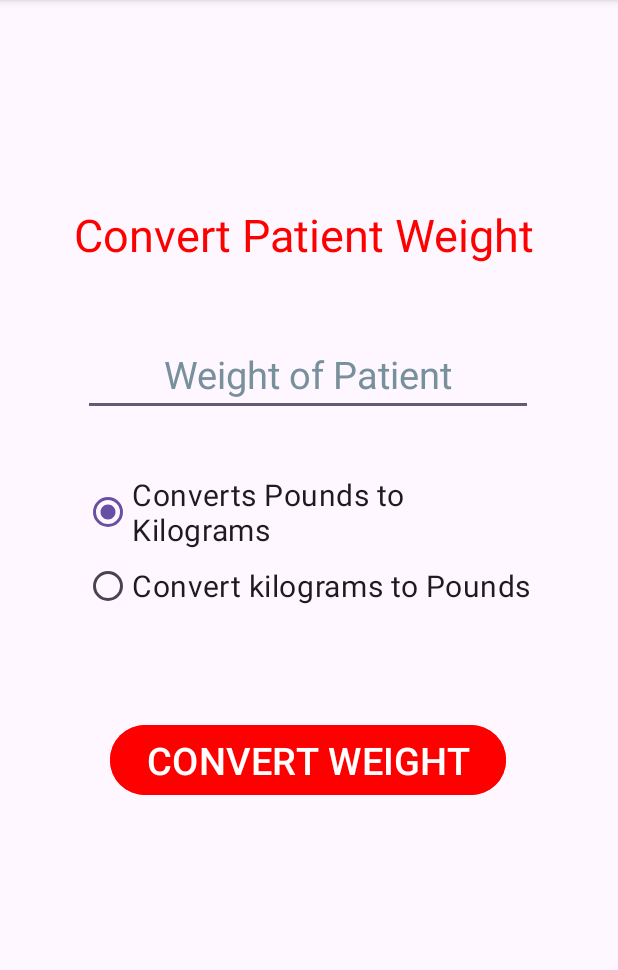
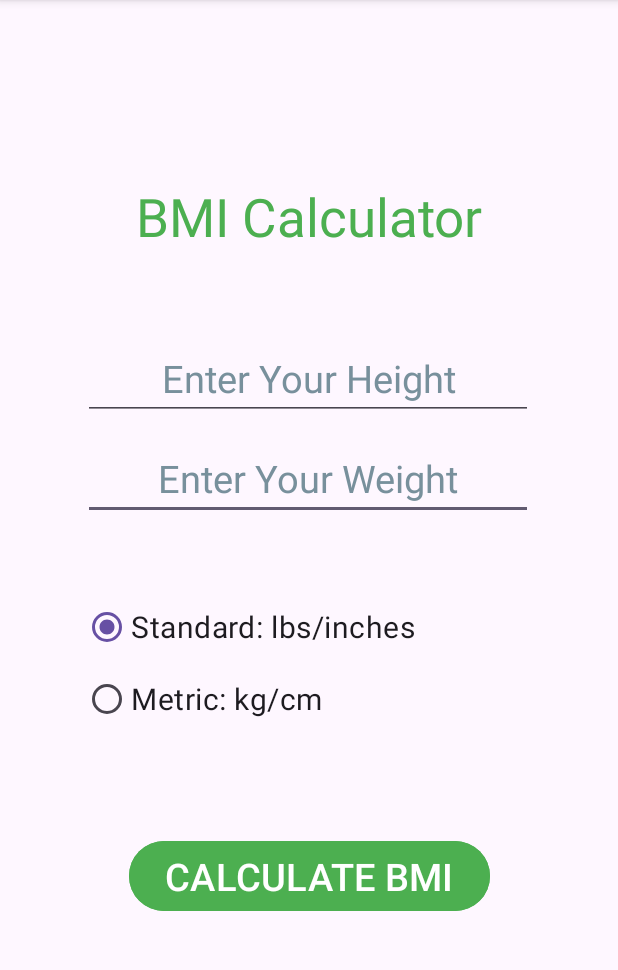
Before and after one commit to Bsmith179/chp_4_assignment, an Android app: the screen it shows after launch (MainActivity), on a phone screen of 412 x 824 dp, the part 96-1066 px from its top. Run offline under Robolectric (Android 15) with nearby library versions, the phone set to English and light mode, and no system bars.

Commit message:
Strings file updated to include required tables and hints, as well as expected error messages.

```diff
--- a/app/src/main/java/com/example/lab4_bsmith179_1/MainActivity.java
+++ b/app/src/main/java/com/example/lab4_bsmith179_1/MainActivity.java
@@ -36,8 +36,8 @@ public class MainActivity extends AppCompatActivity {
 
         // instantiate needed objects from class
         final EditText weight = (EditText) findViewById(R.id.tvWeight);
-        final RadioButton lbToKilo = (RadioButton) findViewById(R.id.rbLbToKilo);
-        final RadioButton kiloToLb = (RadioButton) findViewById(R.id.rbKiloToLb);
+        final RadioButton lbToKilo = (RadioButton) findViewById(R.id.rbStandard);
+        final RadioButton kiloToLb = (RadioButton) findViewById(R.id.rbMetric);
         final TextView result = (TextView) findViewById(R.id.tvResult);
         Button convert = (Button) findViewById(R.id.btConvert);
 
--- a/app/src/main/res/layout/activity_main.xml
+++ b/app/src/main/res/layout/activity_main.xml
@@ -13,23 +13,24 @@
         android:layout_height="100dp"
         app:layout_constraintBottom_toBottomOf="parent"
         app:layout_constraintEnd_toEndOf="parent"
+        app:layout_constraintHorizontal_bias="0.495"
         app:layout_constraintStart_toStartOf="parent"
         app:layout_constraintTop_toTopOf="parent"
-        app:layout_constraintVertical_bias="0.479">
+        app:layout_constraintVertical_bias="0.597">
 
         <RadioButton
-            android:id="@+id/rbLbToKilo"
+            android:id="@+id/rbStandard"
             android:layout_width="match_parent"
             android:layout_height="wrap_content"
             android:checked="true"
-            android:text="@string/rbLbToKilo"
+            android:text="@string/rbStandard"
             android:textSize="20sp" />
 
         <RadioButton
-            android:id="@+id/rbKiloToLb"
+            android:id="@+id/rbMetric"
             android:layout_width="match_parent"
             android:layout_height="wrap_content"
-            android:text="@string/rbKiloToLb"
+            android:text="@string/rbMetric"
             android:textSize="20sp"
             app:layout_constraintEnd_toEndOf="parent"
             app:layout_constraintStart_toStartOf="parent" />
@@ -37,18 +38,18 @@
 
     <TextView
         android:id="@+id/tvTitle"
-        android:layout_width="312dp"
-        android:layout_height="39dp"
+        android:layout_width="318dp"
+        android:layout_height="52dp"
         android:layout_marginTop="15dp"
+        android:gravity="center_horizontal"
         android:text="@string/tvTitle"
-        android:textColor="#ff0000"
-        android:textSize="30sp"
+        android:textColor="#4CAF50"
+        android:textSize="35sp"
         app:layout_constraintBottom_toBottomOf="parent"
         app:layout_constraintEnd_toEndOf="parent"
-        app:layout_constraintHorizontal_bias="0.494"
         app:layout_constraintStart_toStartOf="parent"
         app:layout_constraintTop_toTopOf="parent"
-        app:layout_constraintVertical_bias="0.171" />
+        app:layout_constraintVertical_bias="0.152" />
 
     <EditText
         android:id="@+id/tvWeight"
@@ -58,7 +59,7 @@
         android:ems="10"
         android:foregroundGravity="center_horizontal"
         android:gravity="center_horizontal"
-        android:hint="@string/hint"
+        android:hint="@string/hintWeight"
         android:inputType="number"
         android:textColorHint="#78909c"
         android:textSize="25sp"
@@ -67,23 +68,41 @@
         app:layout_constraintHorizontal_bias="0.495"
         app:layout_constraintStart_toStartOf="parent"
         app:layout_constraintTop_toTopOf="parent"
-        app:layout_constraintVertical_bias="0.32" />
+        app:layout_constraintVertical_bias="0.418" />
+
+    <EditText
+        android:id="@+id/tvHeight"
+        android:layout_width="300dp"
+        android:layout_height="50dp"
+        android:autofillHints=""
+        android:ems="10"
+        android:foregroundGravity="center_horizontal"
+        android:gravity="center_horizontal"
+        android:hint="@string/hintHeight"
+        android:inputType="number"
+        android:textColorHint="#78909c"
+        android:textSize="25sp"
+        app:layout_constraintBottom_toBottomOf="parent"
+        app:layout_constraintEnd_toEndOf="parent"
+        app:layout_constraintHorizontal_bias="0.495"
+        app:layout_constraintStart_toStartOf="parent"
+        app:layout_constraintTop_toTopOf="parent"
+        app:layout_constraintVertical_bias="0.324" />
 
     <Button
         android:id="@+id/btConvert"
         android:layout_width="wrap_content"
         android:layout_height="wrap_content"
         android:layout_marginTop="15dp"
-        android:backgroundTint="#FF0000"
+        android:backgroundTint="#4CAF50"
         android:gravity="center_horizontal"
         android:text="@string/btConvert"
         android:textSize="25sp"
         app:layout_constraintBottom_toBottomOf="parent"
         app:layout_constraintEnd_toEndOf="parent"
-        app:layout_constraintHorizontal_bias="0.496"
         app:layout_constraintStart_toStartOf="parent"
         app:layout_constraintTop_toTopOf="parent"
-        app:layout_constraintVertical_bias="0.672" />
+        app:layout_constraintVertical_bias="0.785" />
 
     <TextView
         android:id="@+id/tvResult"
--- a/app/src/main/res/values/strings.xml
+++ b/app/src/main/res/values/strings.xml
@@ -1,8 +1,19 @@
 <resources>
     <string name="app_name">Lab4_Bsmith179-1</string>
-    <string name="hint">Weight of Patient</string>
-    <string name="rbLbToKilo">Converts Pounds to Kilograms</string>
-    <string name="rbKiloToLb">Convert kilograms to Pounds</string>
-    <string name="btConvert">CONVERT WEIGHT</string>
-    <string name="tvTitle">Convert Patient Weight</string>
+    <string name="hintHeight">Enter Your Height</string>
+    <string name="hintWeight">Enter Your Weight</string>
+    <string name="rbStandard">Standard: lbs/inches</string>
+    <string name="rbMetric">Metric: kg/cm</string>
+    <string name="btConvert">CALCULATE BMI</string>
+    <string name="tvTitle">BMI Calculator</string>
+
+    <string name="error_enter_weight">Please enter your weight</string>
+    <string name="error_enter_height">Please enter your height</string>
+    <string name="error_invalid_number">Invalid number format</string>
+    <string name="error_positive_values">Weight and height must be positive</string>
+    <string name="error_pounds_limit">Pounds must be less than 500</string>
+    <string name="error_inches_limit">Height in inches must be less than 120</string>
+    <string name="error_kilos_limit">Kilograms must be less than 225</string>
+    <string name="error_cm_limit">Height in cm must be less than 300</string>
+    <string name="error_select_unit">Please select a unit</string>
 </resources>
```
